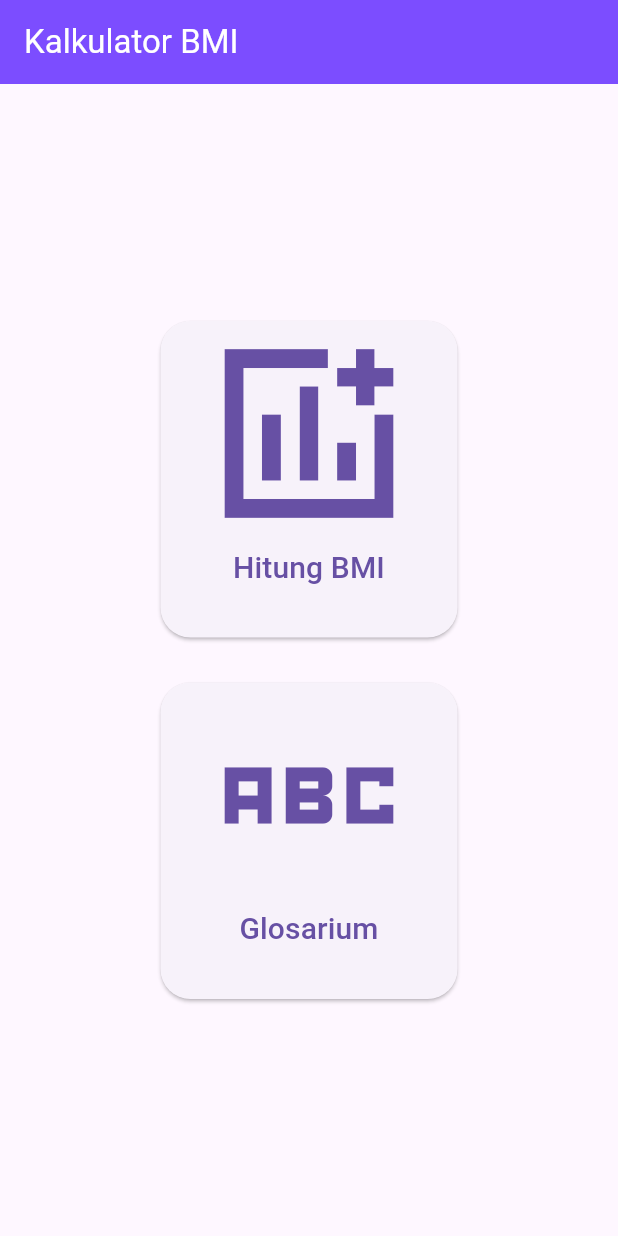
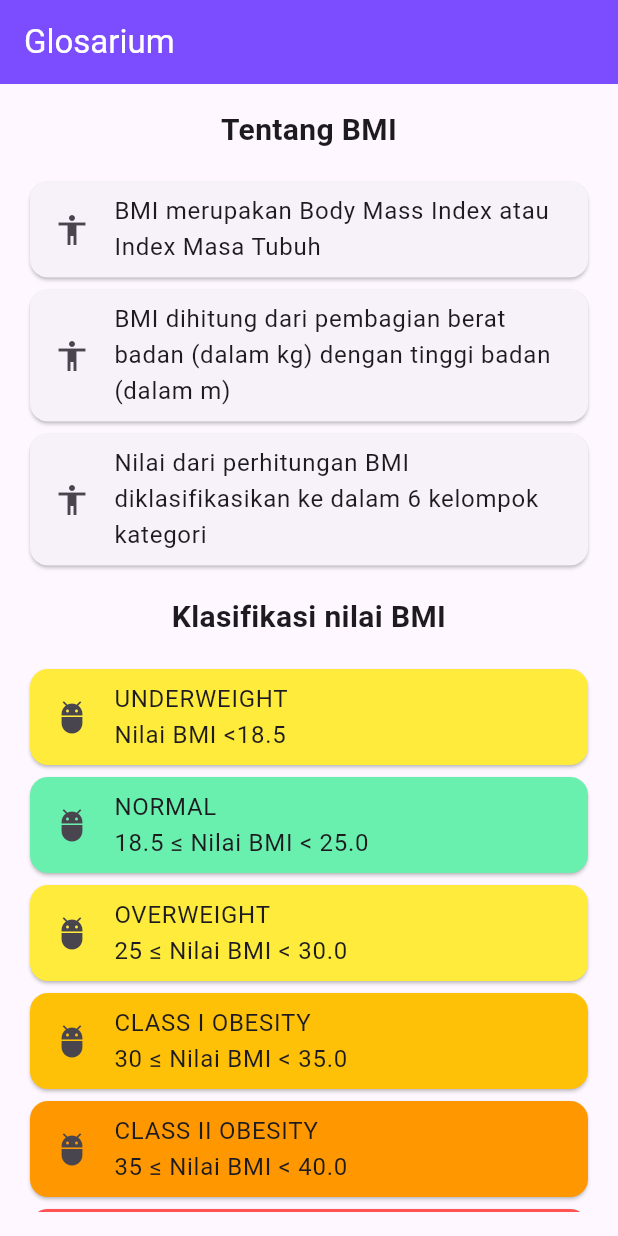
Before and after one commit to vian-verse/submission-membuat-aplikasi-flutter-pemula, a Flutter app: the screen it shows after launch, on a phone screen of 412 x 824 dp. Run offline on Flutter 3.47's test engine with Material 3 defaults, Android fonts, the phone set to English and light mode, and no system bars.

Commit message:
menambahkan halaman glosarium

```diff
--- /dev/null
+++ b/lib/glossary_screen.dart
@@ -0,0 +1,109 @@
+import 'package:flutter/material.dart';
+
+class GlossaryScreen extends StatelessWidget {
+  const GlossaryScreen({super.key});
+
+  @override
+  Widget build(BuildContext context) {
+    return Scaffold(
+      appBar: AppBar(
+        title: Text(
+          'Glosarium',
+          style: TextStyle(color: Colors.white),
+        ),
+        backgroundColor: Colors.deepPurpleAccent,
+      ),
+      body: SafeArea(
+          child: Padding(
+        padding: const EdgeInsets.all(16.0),
+        child: ListView(
+          children: <Widget>[
+            Padding(
+              padding: const EdgeInsets.only(bottom: 16.0),
+              child: Text(
+                'Tentang BMI',
+                textAlign: TextAlign.center,
+                style: TextStyle(fontSize: 20, fontWeight: FontWeight.bold),
+              ),
+            ),
+            Card(
+              child: ListTile(
+                title:
+                    Text('BMI merupakan Body Mass Index atau Index Masa Tubuh'),
+                leading: Icon(Icons.accessibility),
+              ),
+            ),
+            Card(
+              child: ListTile(
+                title: Text(
+                    'BMI dihitung dari pembagian berat badan (dalam kg) dengan tinggi badan (dalam m)'),
+                leading: Icon(Icons.accessibility),
+              ),
+            ),
+            Card(
+              child: ListTile(
+                title: Text(
+                    'Nilai dari perhitungan BMI diklasifikasikan ke dalam 6 kelompok kategori'),
+                leading: Icon(Icons.accessibility),
+              ),
+            ),
+            Padding(
+              padding: const EdgeInsets.all(16.0),
+              child: Text(
+                'Klasifikasi nilai BMI',
+                textAlign: TextAlign.center,
+                style: TextStyle(fontSize: 20, fontWeight: FontWeight.bold),
+              ),
+            ),
+            Card(
+              color: Colors.yellow,
+              child: ListTile(
+                title: Text('UNDERWEIGHT\nNilai BMI <18.5'),
+                leading: Icon(Icons.adb),
+              ),
+            ),
+            Card(
+              color: Colors.greenAccent,
+              child: ListTile(
+                title: Text(
+                    'NORMAL\n18.5 ≤ Nilai BMI < 25.0'),
+                leading: Icon(Icons.adb),
+              ),
+            ),
+            Card(
+              color: Colors.yellow,
+              child: ListTile(
+                title: Text(
+                    'OVERWEIGHT\n25 ≤ Nilai BMI < 30.0'),
+                leading: Icon(Icons.adb),
+              ),
+            ),
+            Card(
+              color: Colors.amber,
+              child: ListTile(
+                title: Text(
+                    'CLASS I OBESITY\n30 ≤ Nilai BMI < 35.0'),
+                leading: Icon(Icons.adb),
+              ),
+            ),
+            Card(
+              color: Colors.orange,
+              child: ListTile(
+                title: Text(
+                    'CLASS II OBESITY\n35 ≤ Nilai BMI < 40.0'),
+                leading: Icon(Icons.adb),
+              ),
+            ),
+            Card(
+              color: Colors.redAccent,
+              child: ListTile(
+                title: Text('CLASS III OBESITY\nNilai BMI ≥ 40.0'),
+                leading: Icon(Icons.adb),
+              ),
+            ),
+          ],
+        ),
+      )),
+    );
+  }
+}
--- a/lib/main.dart
+++ b/lib/main.dart
@@ -1,4 +1,5 @@
 import 'package:flutter/material.dart';
+import 'package:submission/glossary_screen.dart';
 import 'package:submission/main_screen.dart';
 
 void main() {
@@ -12,7 +13,7 @@ class MainApp extends StatelessWidget {
   Widget build(BuildContext context) {
     return MaterialApp(
       title: 'Kalkulator BMI',
-      home: const MainScreen()
+      home: const GlossaryScreen()
     );
   }
 }
```
